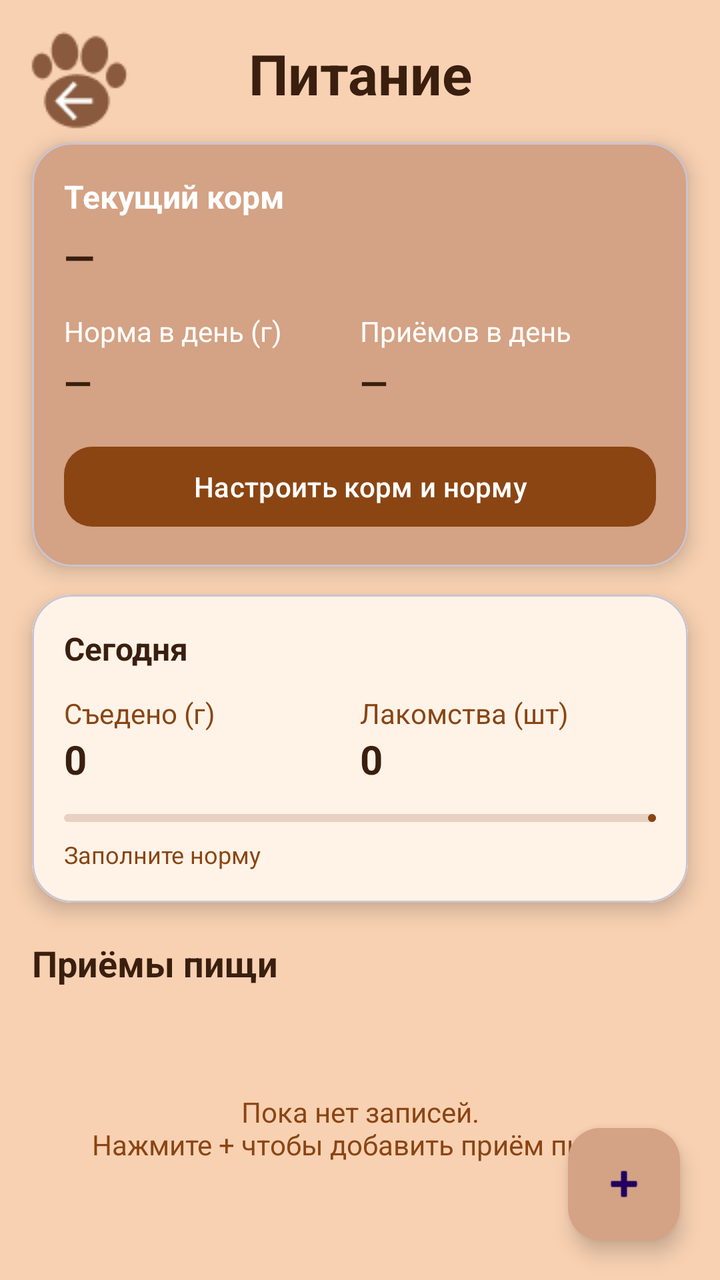
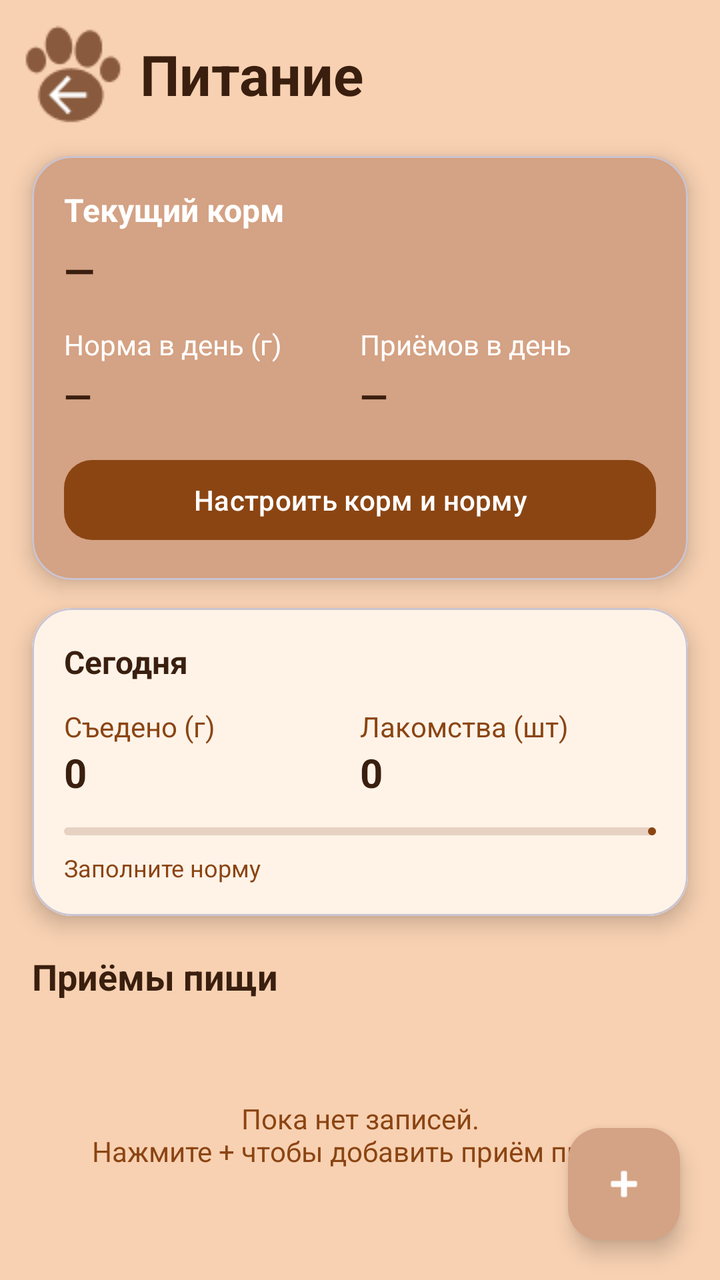

Screens rendered from an Android XML layout before and after an edit, with the pre-edit source and the edit as a unified diff.
<!-- AndroidManifest.xml: application theme Theme.MyPet -->
<!-- res/layout/activity_food.xml -->
<?xml version="1.0" encoding="utf-8"?>
<androidx.coordinatorlayout.widget.CoordinatorLayout
    xmlns:android="http://schemas.android.com/apk/res/android"
    xmlns:app="http://schemas.android.com/apk/res-auto"
    xmlns:tools="http://schemas.android.com/tools"
    android:layout_width="match_parent"
    android:layout_height="match_parent"
    android:background="#F8D1B2">

    <androidx.constraintlayout.widget.ConstraintLayout
        android:layout_width="match_parent"
        android:layout_height="match_parent">


        <ImageButton
            android:id="@+id/imageButton"
            android:layout_width="56dp"
            android:layout_height="56dp"
            android:layout_marginStart="12dp"
            android:layout_marginTop="12dp"
            android:background="?attr/selectableItemBackgroundBorderless"
            android:padding="10dp"
            android:src="@drawable/back_btn1"
            app:layout_constraintStart_toStartOf="parent"
            app:layout_constraintTop_toTopOf="parent" />


        <TextView
            android:id="@+id/tvFoodTitle"
            android:layout_width="0dp"
            android:layout_height="wrap_content"
            android:layout_marginTop="18dp"
            android:gravity="center"
            android:text="Питание"
            android:textColor="#3A1F0F"
            android:textSize="28sp"
            android:textStyle="bold"
            app:layout_constraintStart_toStartOf="parent"
            app:layout_constraintEnd_toEndOf="parent"
            app:layout_constraintTop_toTopOf="parent" />


        <com.google.android.material.card.MaterialCardView
            android:id="@+id/cardFoodMain"
            android:layout_width="0dp"
            android:layout_height="wrap_content"
            android:layout_marginStart="16dp"
            android:layout_marginTop="16dp"
            android:layout_marginEnd="16dp"
            app:cardCornerRadius="20dp"
            app:cardElevation="6dp"
            app:layout_constraintTop_toBottomOf="@id/tvFoodTitle"
            app:layout_constraintStart_toStartOf="parent"
            app:layout_constraintEnd_toEndOf="parent">

            <LinearLayout
                android:layout_width="match_parent"
                android:layout_height="wrap_content"
                android:orientation="vertical"
                android:background="#D4A284"
                android:padding="16dp">

                <TextView
                    android:layout_width="match_parent"
                    android:layout_height="wrap_content"
                    android:text="Текущий корм"
                    android:textColor="#FFFFFF"
                    android:textSize="16sp"
                    android:textStyle="bold" />

                <TextView
                    android:id="@+id/tvFoodName"
                    android:layout_width="match_parent"
                    android:layout_height="wrap_content"
                    android:layout_marginTop="6dp"
                    android:text="—"
                    android:textColor="#3A1F0F"
                    android:textSize="20sp"
                    android:textStyle="bold" />

                <LinearLayout
                    android:layout_width="match_parent"
                    android:layout_height="wrap_content"
                    android:layout_marginTop="14dp"
                    android:orientation="horizontal">

                    <LinearLayout
                        android:layout_width="0dp"
                        android:layout_height="wrap_content"
                        android:layout_weight="1"
                        android:orientation="vertical">

                        <TextView
                            android:layout_width="wrap_content"
                            android:layout_height="wrap_content"
                            android:text="Норма в день (г)"
                            android:textColor="#FFFFFF"
                            android:textSize="14sp" />

                        <TextView
                            android:id="@+id/tvDailyNorm"
                            android:layout_width="wrap_content"
                            android:layout_height="wrap_content"
                            android:layout_marginTop="4dp"
                            android:text="—"
                            android:textColor="#3A1F0F"
                            android:textSize="18sp"
                            android:textStyle="bold" />
                    </LinearLayout>

                    <LinearLayout
                        android:layout_width="0dp"
                        android:layout_height="wrap_content"
                        android:layout_weight="1"
                        android:orientation="vertical">

                        <TextView
                            android:layout_width="wrap_content"
                            android:layout_height="wrap_content"
                            android:text="Приёмов в день"
                            android:textColor="#FFFFFF"
                            android:textSize="14sp" />

                        <TextView
                            android:id="@+id/tvMealsPerDay"
                            android:layout_width="wrap_content"
                            android:layout_height="wrap_content"
                            android:layout_marginTop="4dp"
                            android:text="—"
                            android:textColor="#3A1F0F"
                            android:textSize="18sp"
                            android:textStyle="bold" />
                    </LinearLayout>

                </LinearLayout>

                <com.google.android.material.button.MaterialButton
                    android:id="@+id/btnSetupFood"
                    android:layout_width="match_parent"
                    android:layout_height="48dp"
                    android:layout_marginTop="16dp"
                    android:text="Настроить корм и норму"
                    android:textColor="#FFFFFF"
                    app:backgroundTint="#8B4513"
                    app:cornerRadius="14dp" />

            </LinearLayout>

        </com.google.android.material.card.MaterialCardView>


        <com.google.android.material.card.MaterialCardView
            android:id="@+id/cardToday"
            android:layout_width="0dp"
            android:layout_height="wrap_content"
            android:layout_marginStart="16dp"
            android:layout_marginTop="14dp"
            android:layout_marginEnd="16dp"
            app:cardCornerRadius="20dp"
            app:cardElevation="6dp"
            app:layout_constraintTop_toBottomOf="@id/cardFoodMain"
            app:layout_constraintStart_toStartOf="parent"
            app:layout_constraintEnd_toEndOf="parent">

            <LinearLayout
                android:layout_width="match_parent"
                android:layout_height="wrap_content"
                android:orientation="vertical"
                android:background="#FFF3E8"
                android:padding="16dp">

                <TextView
                    android:layout_width="match_parent"
                    android:layout_height="wrap_content"
                    android:text="Сегодня"
                    android:textColor="#3A1F0F"
                    android:textSize="16sp"
                    android:textStyle="bold" />

                <LinearLayout
                    android:layout_width="match_parent"
                    android:layout_height="wrap_content"
                    android:layout_marginTop="12dp"
                    android:orientation="horizontal">

                    <LinearLayout
                        android:layout_width="0dp"
                        android:layout_height="wrap_content"
                        android:layout_weight="1"
                        android:orientation="vertical">

                        <TextView
                            android:layout_width="wrap_content"
                            android:layout_height="wrap_content"
                            android:text="Съедено (г)"
                            android:textColor="#8B4513"
                            android:textSize="14sp" />

                        <TextView
                            android:id="@+id/tvEatenToday"
                            android:layout_width="wrap_content"
                            android:layout_height="wrap_content"
                            android:text="0"
                            android:textColor="#3A1F0F"
                            android:textSize="20sp"
                            android:textStyle="bold" />
                    </LinearLayout>

                    <LinearLayout
                        android:layout_width="0dp"
                        android:layout_height="wrap_content"
                        android:layout_weight="1"
                        android:orientation="vertical">

                        <TextView
                            android:layout_width="wrap_content"
                            android:layout_height="wrap_content"
                            android:text="Лакомства (шт)"
                            android:textColor="#8B4513"
                            android:textSize="14sp" />

                        <TextView
                            android:id="@+id/tvTreatsToday"
                            android:layout_width="wrap_content"
                            android:layout_height="wrap_content"
                            android:text="0"
                            android:textColor="#3A1F0F"
                            android:textSize="20sp"
                            android:textStyle="bold" />
                    </LinearLayout>

                </LinearLayout>

                <com.google.android.material.progressindicator.LinearProgressIndicator
                    android:id="@+id/progressDaily"
                    android:layout_width="match_parent"
                    android:layout_height="wrap_content"
                    android:layout_marginTop="14dp"
                    app:indicatorColor="#8B4513"
                    app:trackColor="#E7D1C2" />

                <TextView
                    android:id="@+id/tvProgressHint"
                    android:layout_width="match_parent"
                    android:layout_height="wrap_content"
                    android:layout_marginTop="8dp"
                    android:text="Заполните норму"
                    android:textColor="#8B4513"
                    android:textSize="12sp" />

            </LinearLayout>

        </com.google.android.material.card.MaterialCardView>


        <TextView
            android:id="@+id/tvMealsHeader"
            android:layout_width="0dp"
            android:layout_height="wrap_content"
            android:layout_marginStart="16dp"
            android:layout_marginTop="18dp"
            android:layout_marginEnd="16dp"
            android:text="Приёмы пищи"
            android:textColor="#3A1F0F"
            android:textSize="18sp"
            android:textStyle="bold"
            app:layout_constraintTop_toBottomOf="@id/cardToday"
            app:layout_constraintStart_toStartOf="parent"
            app:layout_constraintEnd_toEndOf="parent" />


        <androidx.recyclerview.widget.RecyclerView
            android:id="@+id/rvMeals"
            android:layout_width="0dp"
            android:layout_height="0dp"
            android:layout_marginStart="16dp"
            android:layout_marginTop="10dp"
            android:layout_marginEnd="16dp"
            android:layout_marginBottom="16dp"
            android:clipToPadding="false"
            android:paddingBottom="100dp"
            app:layout_constraintTop_toBottomOf="@id/tvMealsHeader"
            app:layout_constraintBottom_toBottomOf="parent"
            app:layout_constraintStart_toStartOf="parent"
            app:layout_constraintEnd_toEndOf="parent"
            tools:itemCount="5"
            tools:listitem="@layout/item_meal" />


        <TextView
            android:id="@+id/tvEmptyMeals"
            android:layout_width="wrap_content"
            android:layout_height="wrap_content"
            android:gravity="center"
            android:text="Пока нет записей.\nНажмите + чтобы добавить приём пищи!"
            android:textColor="#8B4513"
            android:textSize="14sp"
            app:layout_constraintTop_toTopOf="@id/rvMeals"
            app:layout_constraintBottom_toBottomOf="@id/rvMeals"
            app:layout_constraintStart_toStartOf="@id/rvMeals"
            app:layout_constraintEnd_toEndOf="@id/rvMeals" />


        <com.google.android.material.floatingactionbutton.FloatingActionButton
            android:id="@+id/fabAddMeal"
            android:layout_width="wrap_content"
            android:layout_height="wrap_content"
            android:layout_margin="20dp"
            android:src="@android:drawable/ic_input_add"
            app:backgroundTint="#D4A284"
            app:layout_constraintBottom_toBottomOf="parent"
            app:layout_constraintEnd_toEndOf="parent" />

    </androidx.constraintlayout.widget.ConstraintLayout>

</androidx.coordinatorlayout.widget.CoordinatorLayout>
<!-- res/layout/item_meal.xml (included above) -->
<?xml version="1.0" encoding="utf-8"?>
<com.google.android.material.card.MaterialCardView
    xmlns:android="http://schemas.android.com/apk/res/android"
    xmlns:app="http://schemas.android.com/apk/res-auto"
    android:layout_width="match_parent"
    android:layout_height="wrap_content"
    android:layout_marginHorizontal="8dp"
    android:layout_marginVertical="6dp"
    app:cardCornerRadius="18dp"
    app:cardElevation="4dp">

    <LinearLayout
        android:layout_width="match_parent"
        android:layout_height="wrap_content"
        android:background="#EFE7E7"
        android:gravity="center_vertical"
        android:orientation="horizontal"
        android:padding="14dp">

        

        <ImageView
            android:id="@+id/ivType"
            android:layout_width="44dp"
            android:layout_height="44dp"
            android:layout_marginEnd="12dp"
            android:background="#D4A284"
            android:contentDescription="Тип записи"
            android:padding="10dp"
            android:src="@android:drawable/ic_menu_compass" />

        

        <LinearLayout
            android:layout_width="0dp"
            android:layout_height="wrap_content"
            android:layout_weight="1"
            android:orientation="vertical">

            <TextView
                android:id="@+id/tvMealTitle"
                android:layout_width="wrap_content"
                android:layout_height="wrap_content"
                android:maxLines="1"
                android:ellipsize="end"
                android:text="Корм Royal Canin"
                android:textColor="#3A1F0F"
                android:textSize="16sp"
                android:textStyle="bold" />

            <TextView
                android:id="@+id/tvMealSubtitle"
                android:layout_width="wrap_content"
                android:layout_height="wrap_content"
                android:layout_marginTop="4dp"
                android:maxLines="1"
                android:ellipsize="end"
                android:text="12.05.2026 18:42"
                android:textColor="#8B4513"
                android:textSize="13sp" />

        </LinearLayout>

        

        <TextView
            android:id="@+id/tvMealAmount"
            android:layout_width="wrap_content"
            android:layout_height="wrap_content"
            android:layout_marginStart="10dp"
            android:text="120 г"
            android:textColor="#3A1F0F"
            android:textSize="15sp"
            android:textStyle="bold" />

        

        <ImageView
            android:id="@+id/ivDelete"
            android:layout_width="32dp"
            android:layout_height="32dp"
            android:layout_marginStart="8dp"
            android:background="?attr/selectableItemBackgroundBorderless"
            android:contentDescription="Удалить"
            android:padding="6dp"
            android:src="@android:drawable/ic_menu_delete"
            android:tint="#FF5722" />

        

        <ImageView
            android:id="@+id/ivEdit"
            android:layout_width="32dp"
            android:layout_height="32dp"
            android:layout_marginStart="4dp"
            android:background="?attr/selectableItemBackgroundBorderless"
            android:contentDescription="Редактировать"
            android:padding="6dp"
            android:src="@android:drawable/ic_menu_edit" />

    </LinearLayout>

</com.google.android.material.card.MaterialCardView>
<!-- resources referenced by this layout -->
<resources>
  <!-- drawable back_btn1: png bitmap (drawable, 1809 bytes) -->
  <style name="Theme.MyPet" parent="Base.Theme.MyPet" />
  <style name="Base.Theme.MyPet" parent="Theme.Material3.DayNight.NoActionBar">
          
          
      </style>
</resources>

<!-- the commit's change to res/layout/activity_food.xml (unified diff, before → after) -->
@@ -12,32 +12,34 @@
         android:layout_height="match_parent">
 
 
-        <ImageButton
-            android:id="@+id/imageButton"
-            android:layout_width="56dp"
-            android:layout_height="56dp"
+        <LinearLayout
+            android:id="@+id/headerLayout"
+            android:layout_width="wrap_content"
+            android:layout_height="wrap_content"
             android:layout_marginStart="12dp"
             android:layout_marginTop="12dp"
-            android:background="?attr/selectableItemBackgroundBorderless"
-            android:padding="10dp"
-            android:src="@drawable/back_btn1"
+            android:gravity="center_vertical"
+            android:orientation="horizontal"
             app:layout_constraintStart_toStartOf="parent"
-            app:layout_constraintTop_toTopOf="parent" />
-
-
-        <TextView
-            android:id="@+id/tvFoodTitle"
-            android:layout_width="0dp"
-            android:layout_height="wrap_content"
-            android:layout_marginTop="18dp"
-            android:gravity="center"
-            android:text="Питание"
-            android:textColor="#3A1F0F"
-            android:textSize="28sp"
-            android:textStyle="bold"
-            app:layout_constraintStart_toStartOf="parent"
-            app:layout_constraintEnd_toEndOf="parent"
-            app:layout_constraintTop_toTopOf="parent" />
+            app:layout_constraintTop_toTopOf="parent">
+
+            <ImageButton
+                android:id="@+id/btnBack"
+                android:layout_width="50dp"
+                android:layout_height="50dp"
+                android:background="?attr/selectableItemBackgroundBorderless"
+                android:src="@drawable/back_btn1" />
+
+            <TextView
+                android:layout_width="wrap_content"
+                android:layout_height="wrap_content"
+                android:layout_marginStart="8dp"
+                android:text="Питание"
+                android:textColor="#3A1F0F"
+                android:textSize="28sp"
+                android:textStyle="bold" />
+
+        </LinearLayout>
 
 
         <com.google.android.material.card.MaterialCardView
@@ -49,7 +51,7 @@
             android:layout_marginEnd="16dp"
             app:cardCornerRadius="20dp"
             app:cardElevation="6dp"
-            app:layout_constraintTop_toBottomOf="@id/tvFoodTitle"
+            app:layout_constraintTop_toBottomOf="@id/headerLayout"
             app:layout_constraintStart_toStartOf="parent"
             app:layout_constraintEnd_toEndOf="parent">
 
@@ -309,7 +311,8 @@
             android:src="@android:drawable/ic_input_add"
             app:backgroundTint="#D4A284"
             app:layout_constraintBottom_toBottomOf="parent"
-            app:layout_constraintEnd_toEndOf="parent" />
+            app:layout_constraintEnd_toEndOf="parent"
+            app:tint="#FFFFFF" />
 
     </androidx.constraintlayout.widget.ConstraintLayout>
 
@@ -321,32 +324,17 @@
     xmlns:app="http://schemas.android.com/apk/res-auto"
     android:layout_width="match_parent"
     android:layout_height="wrap_content"
-    android:layout_marginHorizontal="8dp"
-    android:layout_marginVertical="6dp"
-    app:cardCornerRadius="18dp"
+    android:layout_marginBottom="14dp"
+    app:cardCornerRadius="22dp"
     app:cardElevation="4dp">
 
     <LinearLayout
         android:layout_width="match_parent"
         android:layout_height="wrap_content"
-        android:background="#EFE7E7"
+        android:background="#FFF3E8"
         android:gravity="center_vertical"
         android:orientation="horizontal"
         android:padding="14dp">
-
-        
-
-        <ImageView
-            android:id="@+id/ivType"
-            android:layout_width="44dp"
-            android:layout_height="44dp"
-            android:layout_marginEnd="12dp"
-            android:background="#D4A284"
-            android:contentDescription="Тип записи"
-            android:padding="10dp"
-            android:src="@android:drawable/ic_menu_compass" />
-
-        
 
         <LinearLayout
             android:layout_width="0dp"
@@ -362,7 +350,7 @@
                 android:ellipsize="end"
                 android:text="Корм Royal Canin"
                 android:textColor="#3A1F0F"
-                android:textSize="16sp"
+                android:textSize="20sp"
                 android:textStyle="bold" />
 
             <TextView
@@ -374,11 +362,10 @@
                 android:ellipsize="end"
                 android:text="12.05.2026 18:42"
                 android:textColor="#8B4513"
-                android:textSize="13sp" />
+                android:textSize="15sp" />
 
         </LinearLayout>
 
-        
 
         <TextView
             android:id="@+id/tvMealAmount"
@@ -387,10 +374,9 @@
             android:layout_marginStart="10dp"
             android:text="120 г"
             android:textColor="#3A1F0F"
-            android:textSize="15sp"
+            android:textSize="18sp"
             android:textStyle="bold" />
 
-        
 
         <ImageView
             android:id="@+id/ivDelete"
@@ -401,9 +387,8 @@
             android:contentDescription="Удалить"
             android:padding="6dp"
             android:src="@android:drawable/ic_menu_delete"
-            android:tint="#FF5722" />
-
-        
+            app:tint="#FF5722" />
+
 
         <ImageView
             android:id="@+id/ivEdit"
@@ -413,7 +398,8 @@
             android:background="?attr/selectableItemBackgroundBorderless"
             android:contentDescription="Редактировать"
             android:padding="6dp"
-            android:src="@android:drawable/ic_menu_edit" />
+            android:src="@android:drawable/ic_menu_edit"
+            app:tint="#8B4513"/>
 
     </LinearLayout>
 
